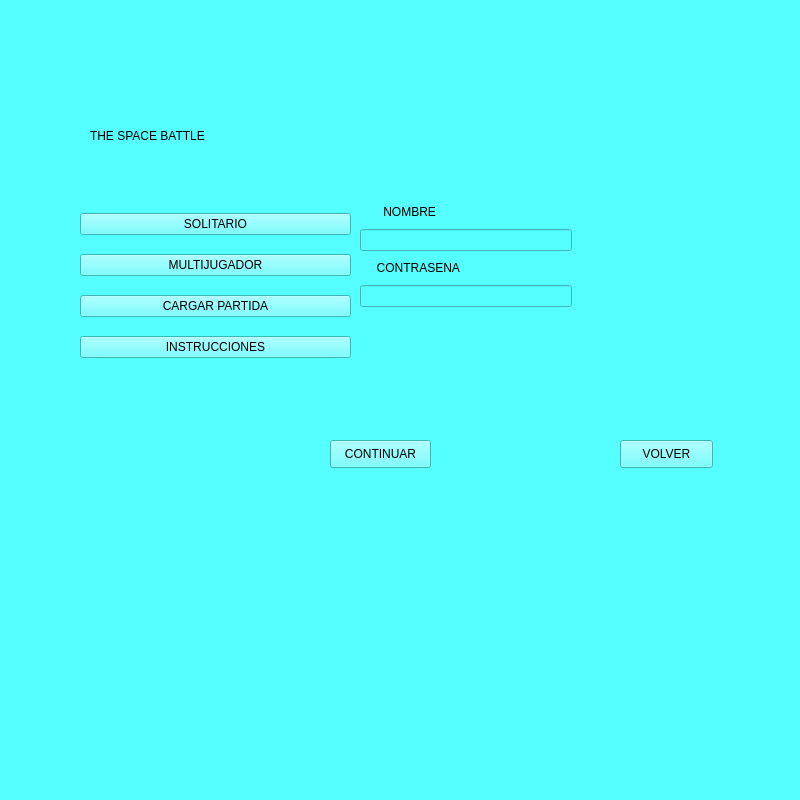
Old version of the form App/menuinicial.ui in the repository Jhonny1124/Proyecto_Final.
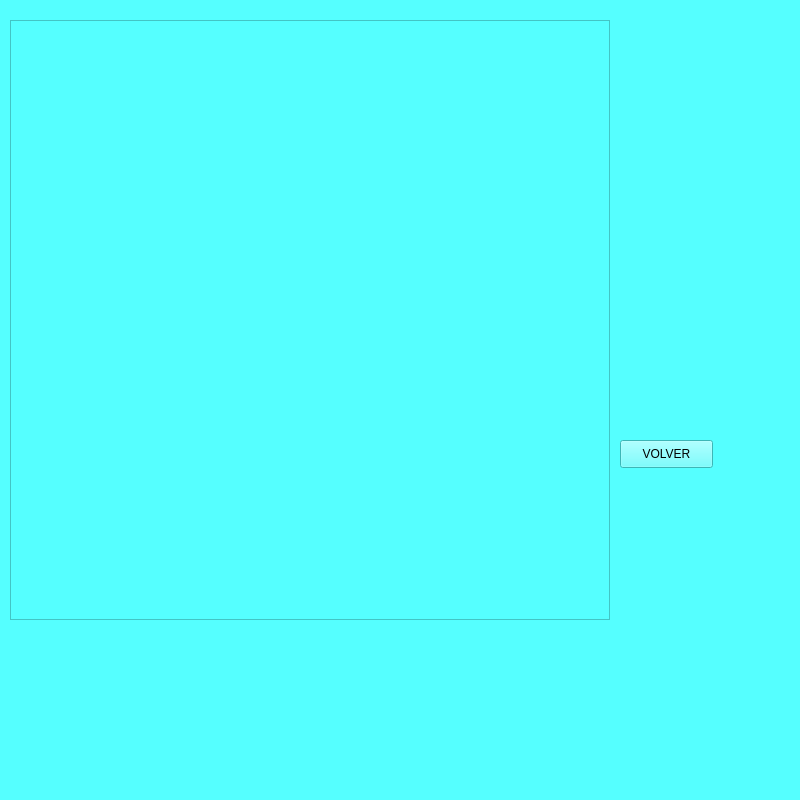
New version of the form.

```diff
--- a/App/menuinicial.ui
+++ b/App/menuinicial.ui
@@ -170,6 +170,28 @@
      <string>THE SPACE BATTLE</string>
     </property>
    </widget>
+   <widget class="QGraphicsView" name="graphicsView">
+    <property name="geometry">
+     <rect>
+      <x>10</x>
+      <y>20</y>
+      <width>600</width>
+      <height>600</height>
+     </rect>
+    </property>
+    <property name="minimumSize">
+     <size>
+      <width>600</width>
+      <height>600</height>
+     </size>
+    </property>
+    <property name="maximumSize">
+     <size>
+      <width>600</width>
+      <height>600</height>
+     </size>
+    </property>
+   </widget>
   </widget>
   <widget class="QMenuBar" name="menubar">
    <property name="geometry">
```
